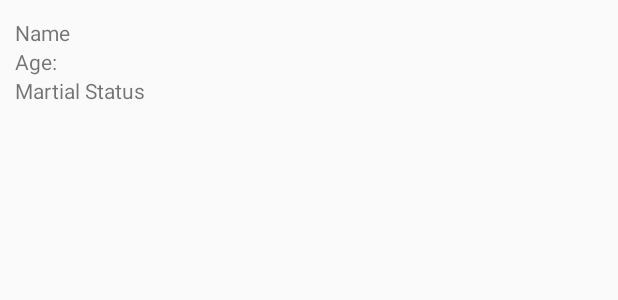
After one commit to joshuabusinge/GETIN-APP, an Android app: the layout girl_list_item.xml on its own in the app's theme, with its tools: preview values and no code run, on a phone screen of 412 x 824 dp. The commit adds this screen. Shown: the top 300 px of the screen. Run offline under Robolectric (Android 15) with nearby library versions, the phone set to English and light mode, and no system bars.

Commit message:
fetch list of girls

```diff
--- a/app/build.gradle
+++ b/app/build.gradle
@@ -24,4 +24,5 @@ dependencies {
     testCompile 'junit:junit:4.12'
     compile 'com.android.support:appcompat-v7:23.1.1'
     compile 'com.android.support:design:23.1.1'
+    compile 'com.squareup.retrofit:retrofit:1.9.0'
 }
--- a/app/src/main/AndroidManifest.xml
+++ b/app/src/main/AndroidManifest.xml
@@ -1,6 +1,9 @@
 <?xml version="1.0" encoding="utf-8"?>
 <manifest xmlns:android="http://schemas.android.com/apk/res/android"
     package="ug.getin.app">
+
+    <uses-permission android:name="android.permission.INTERNET" />
+    <uses-permission android:name="android.permission.ACCESS_NETWORK_STATE" />
 
     <application
         android:allowBackup="true"
--- /dev/null
+++ b/app/src/main/res/layout/girl_list_item.xml
@@ -0,0 +1,40 @@
+<?xml version="1.0" encoding="utf-8"?>
+<RelativeLayout xmlns:android="http://schemas.android.com/apk/res/android"
+    android:layout_width="match_parent" android:layout_height="match_parent"
+    android:layout_margin="10dp">
+
+    <LinearLayout
+        android:layout_width="match_parent"
+        android:layout_height="wrap_content"
+        android:layout_alignParentTop="true"
+        android:layout_centerHorizontal="true"
+        android:layout_marginTop="2dp"
+        android:orientation="vertical" >
+        <TextView
+            android:layout_width="wrap_content"
+            android:layout_height="wrap_content"
+            android:text="Name"
+            android:id="@+id/name"
+            android:layout_alignParentTop="true"
+            android:layout_alignParentLeft="true" />
+
+        <TextView
+            android:id="@+id/age"
+            android:text="Age: "
+            android:layout_width="fill_parent"
+            android:layout_height="wrap_content" />
+
+
+        <TextView
+            android:layout_width="wrap_content"
+            android:layout_height="wrap_content"
+            android:text="Martial Status"
+            android:id="@+id/marital_status"/>
+
+        <TextView
+            android:id="@+id/education_level"
+            android:layout_width="wrap_content"
+            android:layout_height="wrap_content" />
+
+    </LinearLayout>
+</RelativeLayout>
```
Also changed, not shown: app/src/main/java/ug/getin/app/MainActivity.java (+35 -0 lines), app/src/main/java/ug/getin/app/adapters/GirlsListAdapter.java (added, +69 -0 lines), app/src/main/java/ug/getin/app/models/Girl.java (added, +56 -0 lines), app/src/main/java/ug/getin/app/service/ApiClient.java (added, +20 -0 lines), app/src/main/java/ug/getin/app/service/ApiService.java (added, +24 -0 lines), app/src/main/res/layout/content_main.xml (+6 -4 lines).
